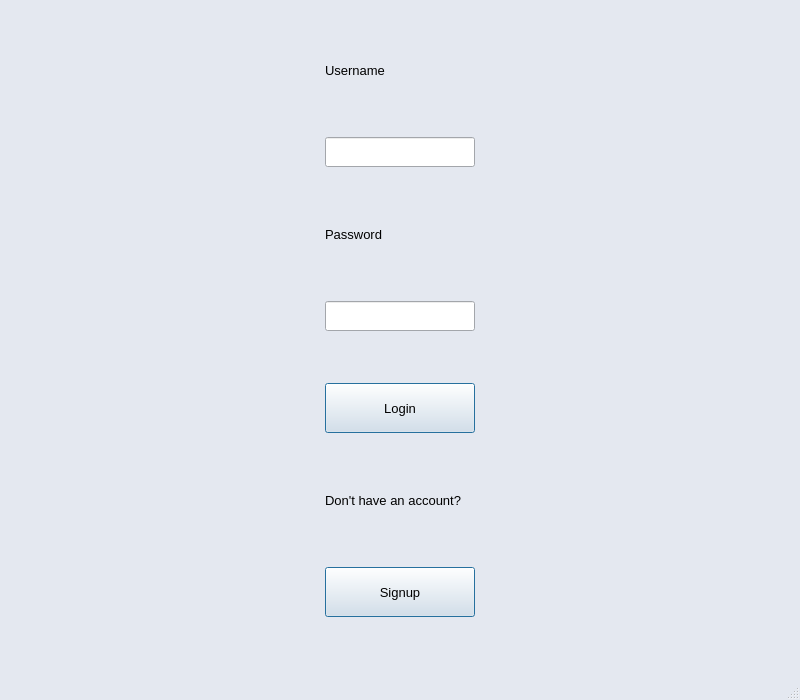
First picture: the form in concurrentTextEditor/clientmainwindow.ui, repository scottiexdev/concurrentTextEditor, before the edit.
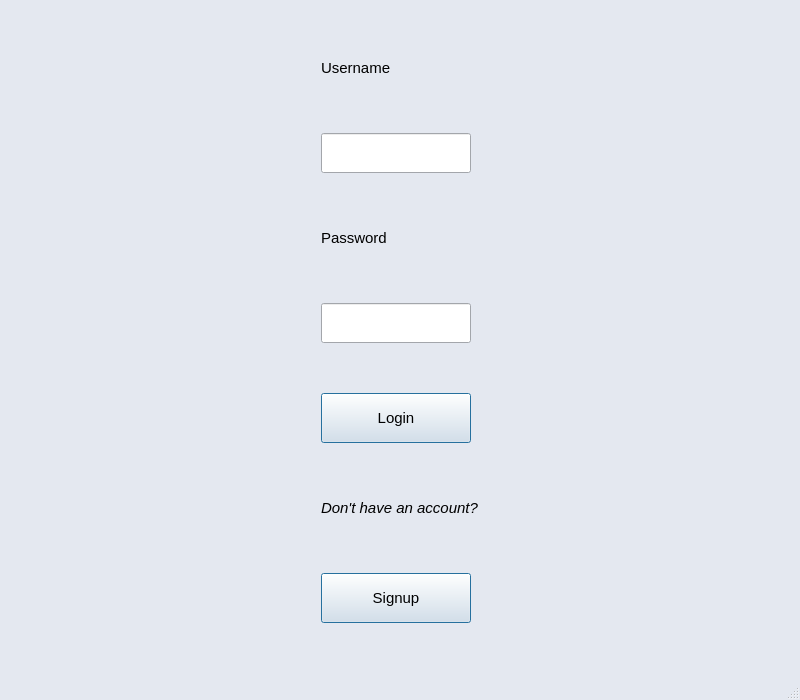
Second picture: the form after the edit.

Commit message: label 'Actions' rimossa

The edit to the form file:
```diff
--- a/concurrentTextEditor/clientmainwindow.ui
+++ b/concurrentTextEditor/clientmainwindow.ui
@@ -10,6 +10,12 @@
     <height>700</height>
    </rect>
   </property>
+  <property name="sizePolicy">
+   <sizepolicy hsizetype="Maximum" vsizetype="Maximum">
+    <horstretch>0</horstretch>
+    <verstretch>0</verstretch>
+   </sizepolicy>
+  </property>
   <property name="minimumSize">
    <size>
     <width>800</width>
@@ -478,7 +484,84 @@
      <kerning>true</kerning>
     </font>
    </property>
+   <layout class="QHBoxLayout" name="horizontalLayout">
+    <item>
+     <spacer name="horizontalSpacer">
+      <property name="orientation">
+       <enum>Qt::Horizontal</enum>
+      </property>
+      <property name="sizeHint" stdset="0">
+       <size>
+        <width>254</width>
+        <height>20</height>
+       </size>
+      </property>
+     </spacer>
+    </item>
+    <item>
    <layout class="QGridLayout" name="gridLayout">
+      <item row="11" column="0">
+       <widget class="QPushButton" name="pushButtonSignup">
+        <property name="minimumSize">
+         <size>
+          <width>150</width>
+          <height>50</height>
+         </size>
+        </property>
+        <property name="maximumSize">
+         <size>
+          <width>150</width>
+          <height>50</height>
+         </size>
+        </property>
+        <property name="font">
+         <font>
+          <pointsize>11</pointsize>
+         </font>
+        </property>
+        <property name="text">
+         <string>Signup</string>
+        </property>
+        <property name="default">
+         <bool>true</bool>
+        </property>
+       </widget>
+      </item>
+      <item row="9" column="0">
+       <widget class="QLabel" name="label">
+        <property name="sizePolicy">
+         <sizepolicy hsizetype="Preferred" vsizetype="Fixed">
+          <horstretch>0</horstretch>
+          <verstretch>0</verstretch>
+         </sizepolicy>
+        </property>
+        <property name="minimumSize">
+         <size>
+          <width>155</width>
+          <height>30</height>
+         </size>
+        </property>
+        <property name="maximumSize">
+         <size>
+          <width>500</width>
+          <height>30</height>
+         </size>
+        </property>
+        <property name="font">
+         <font>
+          <family>MS Shell Dlg 2</family>
+          <pointsize>11</pointsize>
+          <weight>50</weight>
+          <italic>true</italic>
+          <bold>false</bold>
+          <kerning>true</kerning>
+         </font>
+        </property>
+        <property name="text">
+         <string>Don't have an account?</string>
+        </property>
+       </widget>
+      </item>
     <item row="0" column="0">
      <widget class="QLabel" name="labelUsr">
       <property name="sizePolicy">
@@ -501,7 +584,8 @@
       </property>
       <property name="font">
        <font>
-        <pointsize>10</pointsize>
+          <pointsize>11</pointsize>
+          <italic>false</italic>
        </font>
       </property>
       <property name="text">
@@ -509,28 +593,36 @@
       </property>
      </widget>
     </item>
-    <item row="1" column="0">
-     <widget class="QLineEdit" name="lineEditUsr">
-      <property name="sizePolicy">
-       <sizepolicy hsizetype="Preferred" vsizetype="Fixed">
-        <horstretch>0</horstretch>
-        <verstretch>0</verstretch>
-       </sizepolicy>
+      <item row="8" column="0">
+       <widget class="QPushButton" name="pushButtonLogin">
+        <property name="enabled">
+         <bool>true</bool>
       </property>
       <property name="minimumSize">
        <size>
         <width>150</width>
-        <height>30</height>
+          <height>50</height>
        </size>
       </property>
       <property name="maximumSize">
        <size>
         <width>150</width>
-        <height>30</height>
-       </size>
-      </property>
-      <property name="cursor">
-       <cursorShape>ArrowCursor</cursorShape>
+          <height>50</height>
+         </size>
+        </property>
+        <property name="font">
+         <font>
+          <pointsize>11</pointsize>
+         </font>
+        </property>
+        <property name="text">
+         <string>Login</string>
+        </property>
+        <property name="autoDefault">
+         <bool>false</bool>
+        </property>
+        <property name="default">
+         <bool>true</bool>
       </property>
      </widget>
     </item>
@@ -556,7 +648,7 @@
       </property>
       <property name="font">
        <font>
-        <pointsize>10</pointsize>
+          <pointsize>11</pointsize>
        </font>
       </property>
       <property name="text">
@@ -564,6 +656,36 @@
       </property>
      </widget>
     </item>
+      <item row="1" column="0">
+       <widget class="QLineEdit" name="lineEditUsr">
+        <property name="sizePolicy">
+         <sizepolicy hsizetype="Preferred" vsizetype="Fixed">
+          <horstretch>0</horstretch>
+          <verstretch>0</verstretch>
+         </sizepolicy>
+        </property>
+        <property name="minimumSize">
+         <size>
+          <width>150</width>
+          <height>30</height>
+         </size>
+        </property>
+        <property name="maximumSize">
+         <size>
+          <width>150</width>
+          <height>40</height>
+         </size>
+        </property>
+        <property name="font">
+         <font>
+          <pointsize>11</pointsize>
+         </font>
+        </property>
+        <property name="cursor">
+         <cursorShape>ArrowCursor</cursorShape>
+        </property>
+       </widget>
+      </item>
     <item row="3" column="0">
      <widget class="QLineEdit" name="lineEditPwd">
       <property name="minimumSize">
@@ -575,9 +697,14 @@
       <property name="maximumSize">
        <size>
         <width>150</width>
-        <height>30</height>
-       </size>
-      </property>
+          <height>40</height>
+         </size>
+        </property>
+        <property name="font">
+         <font>
+          <pointsize>11</pointsize>
+         </font>
+        </property>
       <property name="focusPolicy">
        <enum>Qt::StrongFocus</enum>
       </property>
@@ -589,99 +716,20 @@
       </property>
      </widget>
     </item>
-    <item row="4" column="0">
-     <widget class="QPushButton" name="pushButtonLogin">
-      <property name="enabled">
-       <bool>true</bool>
-      </property>
-      <property name="minimumSize">
-       <size>
-        <width>150</width>
-        <height>50</height>
-       </size>
-      </property>
-      <property name="maximumSize">
-       <size>
-        <width>150</width>
-        <height>50</height>
-       </size>
-      </property>
-      <property name="font">
-       <font>
-        <pointsize>10</pointsize>
-       </font>
-      </property>
-      <property name="text">
-       <string>Login</string>
-      </property>
-      <property name="autoDefault">
-       <bool>false</bool>
-      </property>
-      <property name="default">
-       <bool>true</bool>
-      </property>
-     </widget>
+     </layout>
     </item>
-    <item row="5" column="0">
-     <widget class="QLabel" name="label">
-      <property name="sizePolicy">
-       <sizepolicy hsizetype="Preferred" vsizetype="Fixed">
-        <horstretch>0</horstretch>
-        <verstretch>0</verstretch>
-       </sizepolicy>
+    <item>
+     <spacer name="horizontalSpacer_2">
+      <property name="orientation">
+       <enum>Qt::Horizontal</enum>
       </property>
-      <property name="minimumSize">
+      <property name="sizeHint" stdset="0">
        <size>
-        <width>150</width>
-        <height>30</height>
+        <width>254</width>
+        <height>20</height>
        </size>
       </property>
-      <property name="maximumSize">
-       <size>
-        <width>500</width>
-        <height>30</height>
-       </size>
-      </property>
-      <property name="font">
-       <font>
-        <family>MS Shell Dlg 2</family>
-        <pointsize>10</pointsize>
-        <weight>50</weight>
-        <bold>false</bold>
-        <kerning>true</kerning>
-       </font>
-      </property>
-      <property name="text">
-       <string>Don't have an account?</string>
-      </property>
-     </widget>
-    </item>
-    <item row="6" column="0">
-     <widget class="QPushButton" name="pushButtonSignup">
-      <property name="minimumSize">
-       <size>
-        <width>150</width>
-        <height>50</height>
-       </size>
-      </property>
-      <property name="maximumSize">
-       <size>
-        <width>150</width>
-        <height>50</height>
-       </size>
-      </property>
-      <property name="font">
-       <font>
-        <pointsize>10</pointsize>
-       </font>
-      </property>
-      <property name="text">
-       <string>Signup</string>
-      </property>
-      <property name="default">
-       <bool>true</bool>
-      </property>
-     </widget>
+     </spacer>
     </item>
    </layout>
   </widget>
```
Lines whose indentation alone changed are shown as unchanged. The commit also changes 2 other files.
